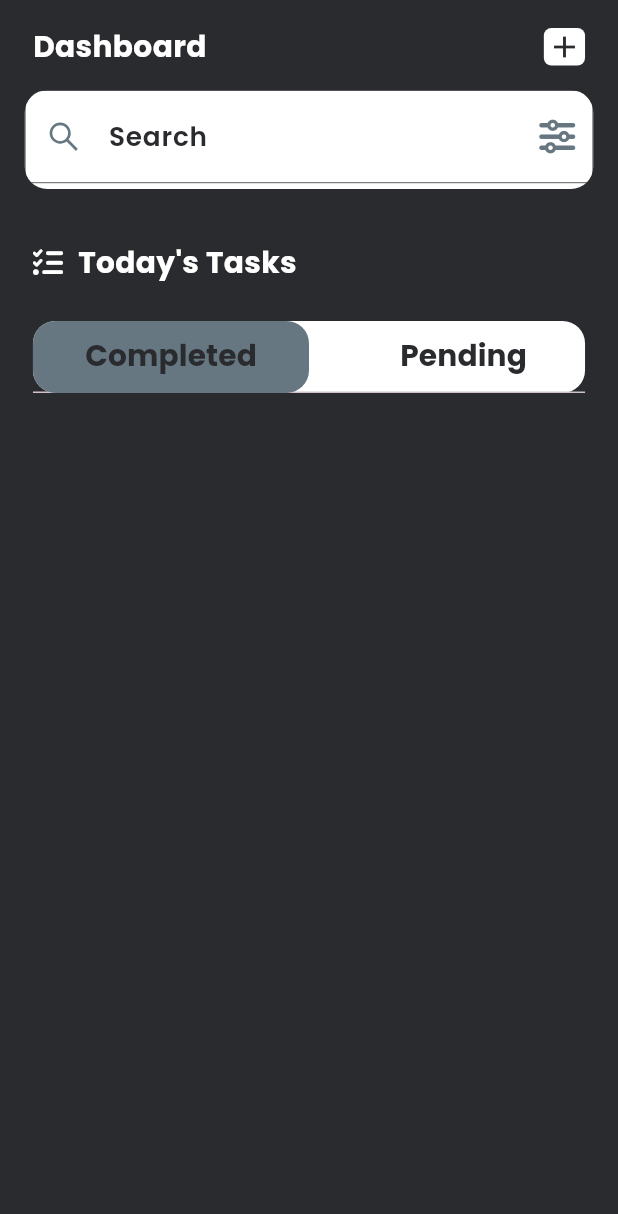
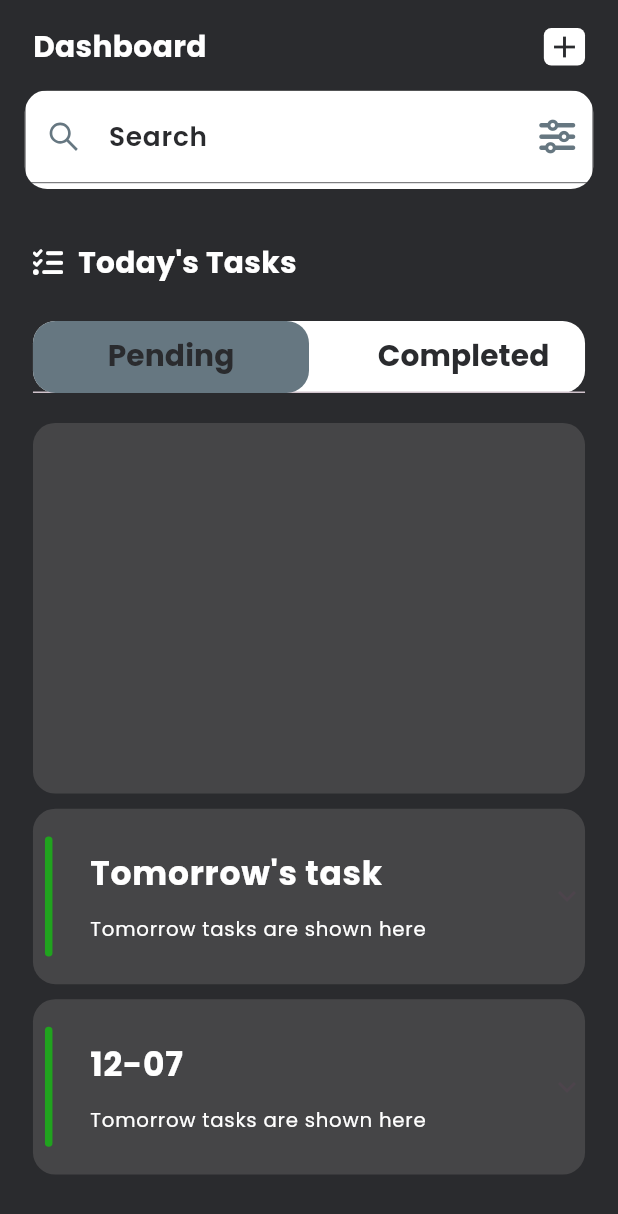
Before and after one commit to abdGhost/todo_riverpod, a Flutter app: the screen it shows after launch, on a phone screen of 412 x 824 dp. Shown: the top 1214 px of the screen. Run offline on Flutter 3.47's test engine with Material 3 defaults, Android fonts, the phone set to English and light mode, and no system bars; our stand-ins replace country_picker, flutter_screenutil, flutter_vector_icons, google_fonts, hooks_riverpod, pinput and 1 more.

Commit message:
worked on xpansion_tiles

```diff
--- /dev/null
+++ b/lib/common/widgets/titles.dart
@@ -0,0 +1,59 @@
+import 'package:flutter/material.dart';
+import 'package:hooks_riverpod/hooks_riverpod.dart';
+import 'package:todo_app_riverpod/common/widgets/app_style.dart';
+import 'package:todo_app_riverpod/common/widgets/constant.dart';
+import 'package:todo_app_riverpod/common/widgets/height_spacer.dart';
+import 'package:todo_app_riverpod/common/widgets/reuseable_text.dart';
+import 'package:todo_app_riverpod/common/widgets/width_spacer.dart';
+
+class BottomTitles extends StatelessWidget {
+  final String text;
+  final String text2;
+  const BottomTitles({super.key, required this.text, required this.text2});
+
+  @override
+  Widget build(BuildContext context) {
+    return SizedBox(
+      width: AppConst.kWidth,
+      child: Padding(
+        padding: const EdgeInsets.all(8),
+        child: Row(
+          mainAxisAlignment: MainAxisAlignment.start,
+          children: [
+            Consumer(
+              builder: (context, ref, child) {
+                return Container(
+                    width: 5,
+                    height: 80,
+                    decoration: BoxDecoration(
+                      borderRadius:
+                          BorderRadius.all(Radius.circular(AppConst.kRadius)),
+                      //  TODO Change into dynamic color
+                      color: AppConst.kGreen,
+                    ));
+              },
+            ),
+            const WidthSpacer(wdith: 15),
+            Padding(
+              padding: const EdgeInsets.all(10),
+              child: Column(
+                crossAxisAlignment: CrossAxisAlignment.start,
+                children: [
+                  ReuseableText(
+                    text: text,
+                    style: appStyle(20, AppConst.kLight, FontWeight.bold),
+                  ),
+                  const HeightSpacer(hieght: 10),
+                  ReuseableText(
+                    text: text2,
+                    style: appStyle(12, AppConst.kLight, FontWeight.normal),
+                  ),
+                ],
+              ),
+            ),
+          ],
+        ),
+      ),
+    );
+  }
+}
--- /dev/null
+++ b/lib/common/widgets/xpansion_tile.dart
@@ -0,0 +1,40 @@
+import 'package:flutter/material.dart';
+import 'package:todo_app_riverpod/common/widgets/constant.dart';
+import '../widgets/titles.dart';
+
+class XpansionTile extends StatelessWidget {
+  final String text;
+  final String text2;
+  final void Function()? onExpansionChange;
+  final Widget? trailing;
+  final List<Widget>? children;
+  const XpansionTile({
+    super.key,
+    required this.text,
+    required this.text2,
+    this.onExpansionChange,
+    this.trailing,
+    this.children,
+  });
+
+  @override
+  Widget build(BuildContext context) {
+    return Container(
+      decoration: BoxDecoration(
+          color: AppConst.kBKLight,
+          borderRadius: BorderRadius.all(Radius.circular(AppConst.kRadius))),
+      child: Theme(
+        data: Theme.of(context).copyWith(dividerColor: AppConst.kBKLight),
+        child: ExpansionTile(
+          title: BottomTitles(text: text, text2: text2),
+          tilePadding: EdgeInsets.zero,
+          childrenPadding: EdgeInsets.zero,
+          controlAffinity: ListTileControlAffinity.trailing,
+          iconColor: AppConst.kLight,
+          trailing: trailing,
+          children: children!,
+        ),
+      ),
+    );
+  }
+}
--- a/lib/feature/todo/pages/home_screen.dart
+++ b/lib/feature/todo/pages/home_screen.dart
@@ -8,6 +8,7 @@ import 'package:todo_app_riverpod/common/widgets/custom_textfield.dart';
 import 'package:todo_app_riverpod/common/widgets/height_spacer.dart';
 import 'package:todo_app_riverpod/common/widgets/reuseable_text.dart';
 import 'package:todo_app_riverpod/common/widgets/width_spacer.dart';
+import 'package:todo_app_riverpod/common/widgets/xpansion_tile.dart';
 
 class HomeScreen extends ConsumerStatefulWidget {
   const HomeScreen({super.key});
@@ -123,13 +124,18 @@ class _HomeScreenState extends ConsumerState<HomeScreen>
                       borderRadius:
                           BorderRadius.all(Radius.circular(AppConst.kRadius))),
                   labelPadding: EdgeInsets.zero,
+                  labelColor: AppConst.kBlueLight,
+                  isScrollable: false,
+                  labelStyle:
+                      appStyle(16, AppConst.kBlueLight, FontWeight.w700),
+                  unselectedLabelColor: AppConst.kLight,
                   tabs: [
                     Tab(
                       child: SizedBox(
                         width: AppConst.kWidth * 0.5,
                         child: Center(
                           child: ReuseableText(
-                            text: 'Completed',
+                            text: 'Pending',
                             style:
                                 appStyle(18, AppConst.kBKDark, FontWeight.bold),
                           ),
@@ -142,7 +148,7 @@ class _HomeScreenState extends ConsumerState<HomeScreen>
                         width: AppConst.kWidth * 0.5,
                         child: Center(
                           child: ReuseableText(
-                            text: 'Pending',
+                            text: 'Completed',
                             style:
                                 appStyle(18, AppConst.kBKDark, FontWeight.bold),
                           ),
@@ -151,7 +157,44 @@ class _HomeScreenState extends ConsumerState<HomeScreen>
                     ),
                   ],
                 ),
-              )
+              ),
+              const HeightSpacer(hieght: 20),
+              SizedBox(
+                height: AppConst.kHeight * 0.3,
+                width: AppConst.kWidth,
+                child: ClipRRect(
+                  borderRadius:
+                      BorderRadius.all(Radius.circular(AppConst.kRadius)),
+                  child: TabBarView(
+                    controller: tabController,
+                    children: [
+                      Container(
+                        color: AppConst.kBKLight,
+                        height: AppConst.kHeight * 0.3,
+                      ),
+                      Container(
+                        color: AppConst.kGreen,
+                        height: AppConst.kHeight * 0.3,
+                      ),
+                    ],
+                  ),
+                ),
+              ),
+              const HeightSpacer(hieght: 10),
+              const XpansionTile(
+                text: 'Tomorrow\'s task',
+                text2: 'Tomorrow tasks are shown here',
+                children: [],
+              ),
+              const HeightSpacer(hieght: 10),
+              XpansionTile(
+                text: DateTime.now()
+                    .add(const Duration(days: 2))
+                    .toString()
+                    .substring(5, 10),
+                text2: 'Tomorrow tasks are shown here',
+                children: [],
+              ),
             ],
           ),
         ),
--- a/lib/main.dart
+++ b/lib/main.dart
@@ -2,7 +2,6 @@ import 'package:flutter/material.dart';
 import 'package:flutter_screenutil/flutter_screenutil.dart';
 import 'package:hooks_riverpod/hooks_riverpod.dart';
 import 'package:todo_app_riverpod/common/widgets/constant.dart';
-import 'package:todo_app_riverpod/feature/onboarding/pages/onboarding_screen.dart';
 import 'package:todo_app_riverpod/feature/todo/pages/home_screen.dart';
 
 void main() {
```
